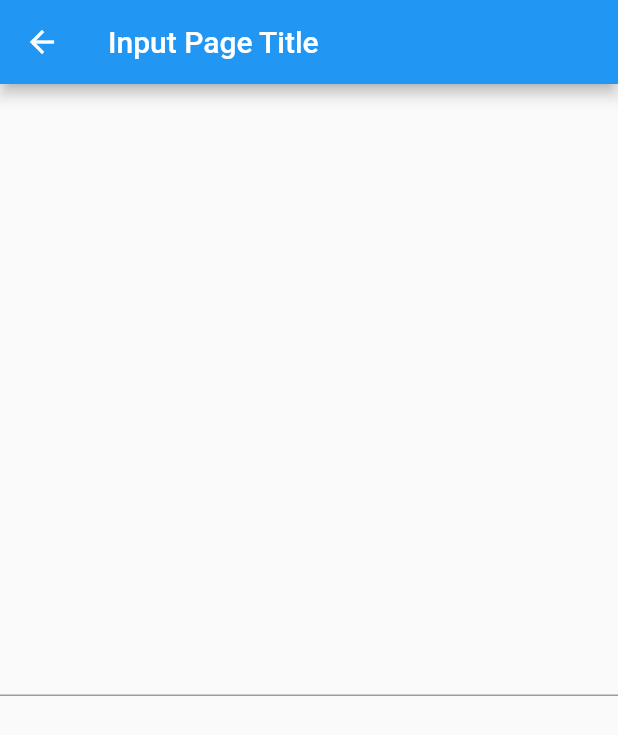
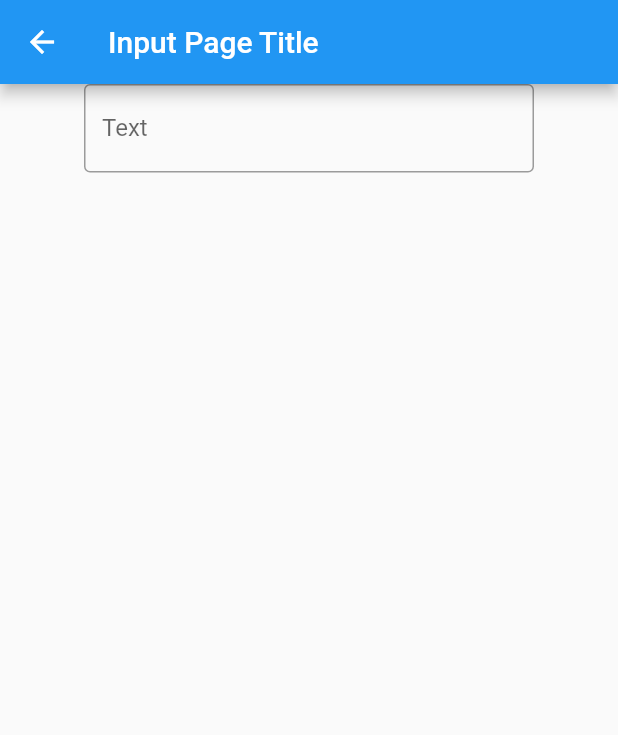
Before and after one commit to shuangxuetwelve/flutter_practice, a Flutter app: the screen it shows after launch, after a tap on "Input Page", on a phone screen of 412 x 824 dp. Shown: the top 735 px of the screen. Run offline on Flutter 3.47's test engine with Material 2 defaults, Android fonts, the phone set to English and light mode, and no system bars.

Commit message:
Add page InputPage

```diff
--- a/lib/input.dart
+++ b/lib/components/input.dart
@@ -8,6 +8,11 @@ class Input extends StatefulWidget {
 class _InputState extends State<Input> {
   @override
   Widget build(BuildContext) {
-    return TextFormField();
+    return const TextField(
+      decoration: InputDecoration(
+        border: OutlineInputBorder(),
+        labelText: "Text",
+      ),
+    );
   }
 }
--- a/lib/main.dart
+++ b/lib/main.dart
@@ -1,5 +1,5 @@
 import 'package:flutter/material.dart';
-import 'input.dart';
+import 'pages/input.dart';
 
 void main() => runApp(App());
 
@@ -25,14 +25,7 @@ class Home extends StatelessWidget {
           child: const Text("Input Page"),
           onTap: () {
             Navigator.of(context).push(MaterialPageRoute(builder: (context) {
-              return Scaffold(
-                appBar: AppBar(
-                  title: const Text("Input Page Title"),
-                ),
-                body: Center(
-                  child: Input(),
-                ),
-              );
+              return InputPage();
             }));
           },
         ),
--- /dev/null
+++ b/lib/pages/input.dart
@@ -0,0 +1,16 @@
+import 'package:flutter/material.dart';
+import '../components/input.dart';
+
+class InputPage extends StatelessWidget {
+  @override
+  Widget build(BuildContext context) {
+    return Scaffold(
+      appBar: AppBar(title: const Text("Input Page Title")),
+      body: SizedBox.expand(
+        child: Column(
+          children: <Widget>[SizedBox(width: 300, child: Input())],
+        ),
+      ),
+    );
+  }
+}
```
